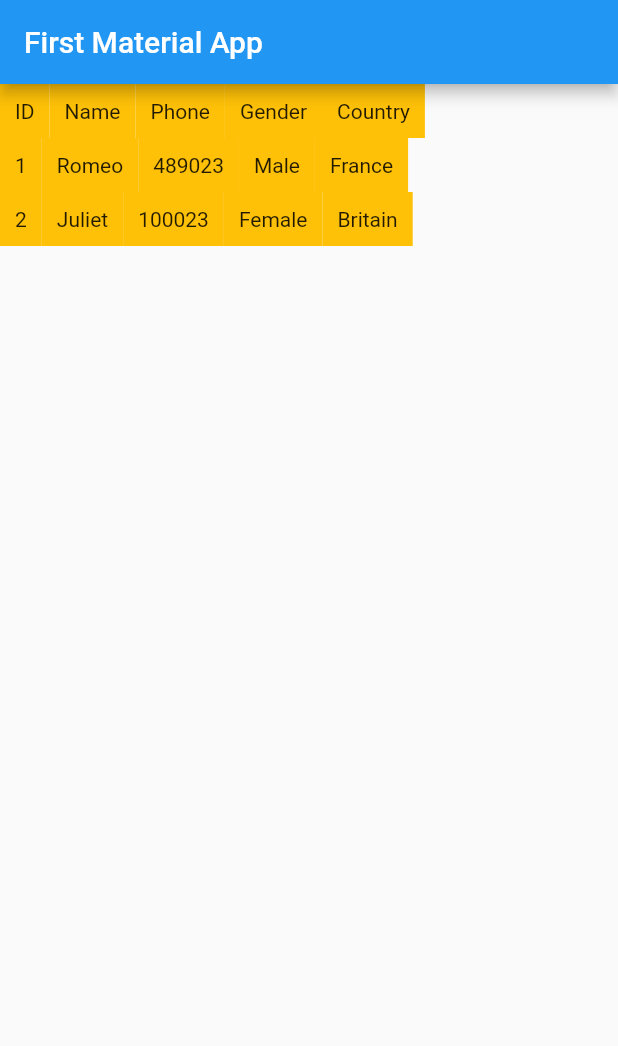
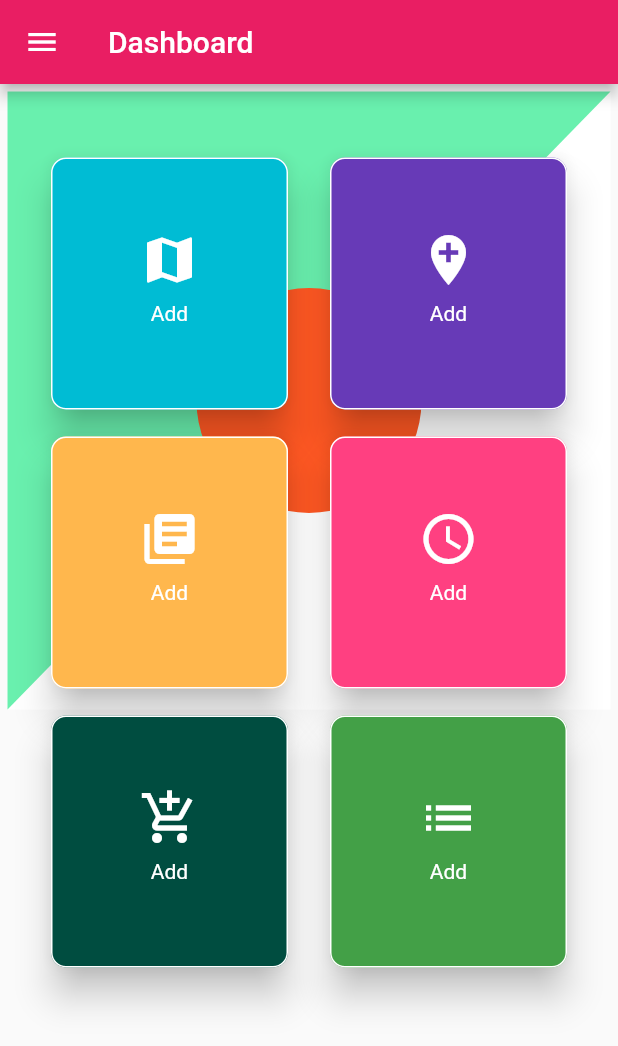
Before and after one commit to sanjibsinha/flutter_artisan, a Flutter app: the screen it shows after launch, on a phone screen of 412 x 824 dp. Shown: the top 1046 px of the screen. Run offline on Flutter 3.47's test engine with Material 2 defaults, Android fonts, the phone set to English and light mode, and no system bars.

Commit message:
adding new branch basic layout

```diff
--- a/lib/main.dart
+++ b/lib/main.dart
@@ -1,163 +1,179 @@
 import 'package:flutter/material.dart';
 
-void main() {
-  runApp(
-    const OurThirdApp(),
-  );
-}
+void main() => runApp(const MyApp());
 
-class OurThirdApp extends StatelessWidget {
-  const OurThirdApp({Key? key}) : super(key: key);
+class MyApp extends StatelessWidget {
+  const MyApp({Key? key}) : super(key: key);
 
   @override
   Widget build(BuildContext context) {
+    //var size = MediaQuery.of(context).size;
     return const MaterialApp(
-      title: 'First Material App',
-      debugShowCheckedModeBanner: false,
-      home: OurThirdAppHome(),
+      home: DashBoard(
+          // size: size,
+          ),
     );
   }
 }
 
-class OurThirdAppHome extends StatelessWidget {
-  const OurThirdAppHome({Key? key}) : super(key: key);
-
-  @override
-  Widget build(BuildContext context) {
-    return Scaffold(
-      appBar: AppBar(
-        title: const Text('First Material App'),
-      ),
-      body: const OurThirdAppBody(),
-    );
-  }
-}
-
-class OurThirdAppBody extends StatelessWidget {
-  const OurThirdAppBody({Key? key}) : super(key: key);
-
-  @override
-  Widget build(BuildContext context) {
-    /// Here we're going to use basic widgets
-    /// such as, Text, Container, Row, Column, etc.
-    ///
-    return Column(
-      children: const [
-        ColumnOne(),
-        ColumnThree(),
-        ColumnTwo(),
-      ],
-    );
-  }
-}
-
-class ModelContainer extends StatelessWidget {
-  const ModelContainer({
+class DashBoard extends StatelessWidget {
+  //final Size size;
+  const DashBoard({
     Key? key,
-    required this.modelText,
-  }) : super(key: key);
-
-  final Text modelText;
-
-  @override
-  Widget build(BuildContext context) {
-    return Container(
-      padding: const EdgeInsets.all(10),
-      color: Colors.amber,
-      child: modelText,
-    );
-  }
-}
-
-class ColumnOne extends StatelessWidget {
-  const ColumnOne({
-    Key? key,
+    //required this.size,
   }) : super(key: key);
 
   @override
   Widget build(BuildContext context) {
-    return Center(
-      child: Row(
-        children: const [
-          ModelContainer(
-            modelText: Text('ID'),
+    var size = MediaQuery.of(context).size;
+    return MaterialApp(
+      title: 'Flutter Demo',
+      theme: ThemeData(
+        primarySwatch: Colors.blue,
+      ),
+      home: Scaffold(
+        appBar: AppBar(
+          backgroundColor: Colors.pink,
+          leading: const Icon(Icons.menu),
+          title: const Text(
+            "Dashboard",
+            textAlign: TextAlign.center,
           ),
-          ModelContainer(
-            modelText: Text('Name'),
-          ),
-          ModelContainer(
-            modelText: Text('Phone'),
-          ),
-          ModelContainer(
-            modelText: Text('Gender'),
-          ),
-          ModelContainer(
-            modelText: Text('Country'),
-          ),
-        ],
+        ),
+        body: Stack(
+          children: <Widget>[
+            Container(
+              padding: const EdgeInsets.all(5),
+              child: CustomPaint(
+                painter: ShapesPainter(),
+                child: Container(
+                  height: size.height / 2,
+                ),
+              ),
+            ),
+            Container(
+              margin: const EdgeInsets.only(top: 40),
+              child: Padding(
+                padding: const EdgeInsets.only(left: 20, right: 20),
+                child: GridView.count(
+                  crossAxisCount: 2,
+                  children: <Widget>[
+                    createGridItem(0),
+                    createGridItem(1),
+                    createGridItem(2),
+                    createGridItem(3),
+                    createGridItem(4),
+                    createGridItem(5),
+                  ],
+                ),
+              ),
+            )
+          ],
+        ),
       ),
     );
   }
-}
 
-class ColumnTwo extends StatelessWidget {
-  const ColumnTwo({
-    Key? key,
-  }) : super(key: key);
+  Widget createGridItem(int position) {
+    Color? color = Colors.white;
+    var icondata = Icons.add;
 
-  @override
-  Widget build(BuildContext context) {
-    return Center(
-      child: Row(
-        children: const [
-          ModelContainer(
-            modelText: Text('2'),
+    switch (position) {
+      case 0:
+        color = Colors.cyan;
+        icondata = Icons.map;
+        break;
+      case 1:
+        color = Colors.deepPurple;
+
+        icondata = Icons.add_location;
+        break;
+      case 2:
+        color = Colors.orange[300];
+        icondata = Icons.library_books;
+        break;
+      case 3:
+        color = Colors.pinkAccent;
+        icondata = Icons.access_time;
+        break;
+      case 4:
+        color = Colors.teal[900];
+        icondata = Icons.add_shopping_cart;
+        break;
+      case 5:
+        color = Colors.green[600];
+        icondata = Icons.list;
+        break;
+    }
+
+    return Builder(builder: (context) {
+      return Padding(
+        padding:
+            const EdgeInsets.only(left: 10.0, right: 10, bottom: 5, top: 5),
+        child: Card(
+          elevation: 10,
+          color: color,
+          shape: const RoundedRectangleBorder(
+            borderRadius: BorderRadius.all(Radius.circular(10)),
+            side: BorderSide(color: Colors.white),
           ),
-          ModelContainer(
-            modelText: Text('Juliet'),
+          child: InkWell(
+            onTap: () {
+              ScaffoldMessenger.of(context).showSnackBar(
+                  SnackBar(content: Text("Selected Item $position")));
+            },
+            child: Center(
+              child: Column(
+                mainAxisSize: MainAxisSize.min,
+                children: <Widget>[
+                  Icon(
+                    icondata,
+                    size: 40,
+                    color: Colors.white,
+                  ),
+                  const Padding(
+                    padding: EdgeInsets.all(8.0),
+                    child: Text(
+                      "Add",
+                      style: TextStyle(color: Colors.white),
+                    ),
+                  )
+                ],
+              ),
+            ),
           ),
-          ModelContainer(
-            modelText: Text('100023'),
-          ),
-          ModelContainer(
-            modelText: Text('Female'),
-          ),
-          ModelContainer(
-            modelText: Text('Britain'),
-          ),
-        ],
-      ),
-    );
+        ),
+      );
+    });
   }
 }
 
-class ColumnThree extends StatelessWidget {
-  const ColumnThree({
-    Key? key,
-  }) : super(key: key);
+class ShapesPainter extends CustomPainter {
+  @override
+  void paint(Canvas canvas, Size size) {
+    final paint = Paint();
+    // set the paint color to be white
+    paint.color = Colors.white;
+    // Create a rectangle with size and width same as the canvas
+    var rect = Rect.fromLTWH(0, 0, size.width, size.height);
+    // draw the rectangle using the paint
+    canvas.drawRect(rect, paint);
+    paint.color = Colors.greenAccent;
+    // create a path
+    var path = Path();
+    path.lineTo(0, size.height);
+    path.lineTo(size.width, 0);
+    // close the path to form a bounded shape
+    path.close();
+    canvas.drawPath(path, paint);
+    // set the color property of the paint
+    paint.color = Colors.deepOrange;
+    // center of the canvas is (x,y) => (width/2, height/2)
+    var center = Offset(size.width / 2, size.height / 2);
+    // draw the circle with center having radius 75.0
+    canvas.drawCircle(center, 75.0, paint);
+  }
 
   @override
-  Widget build(BuildContext context) {
-    return Center(
-      child: Row(
-        children: const [
-          ModelContainer(
-            modelText: Text('1'),
-          ),
-          ModelContainer(
-            modelText: Text('Romeo'),
-          ),
-          ModelContainer(
-            modelText: Text('489023'),
-          ),
-          ModelContainer(
-            modelText: Text('Male'),
-          ),
-          ModelContainer(
-            modelText: Text('France'),
-          ),
-        ],
-      ),
-    );
-  }
+  bool shouldRepaint(CustomPainter oldDelegate) => false;
 }
```
Also changed, not shown: pubspec.lock, 1 other file.
